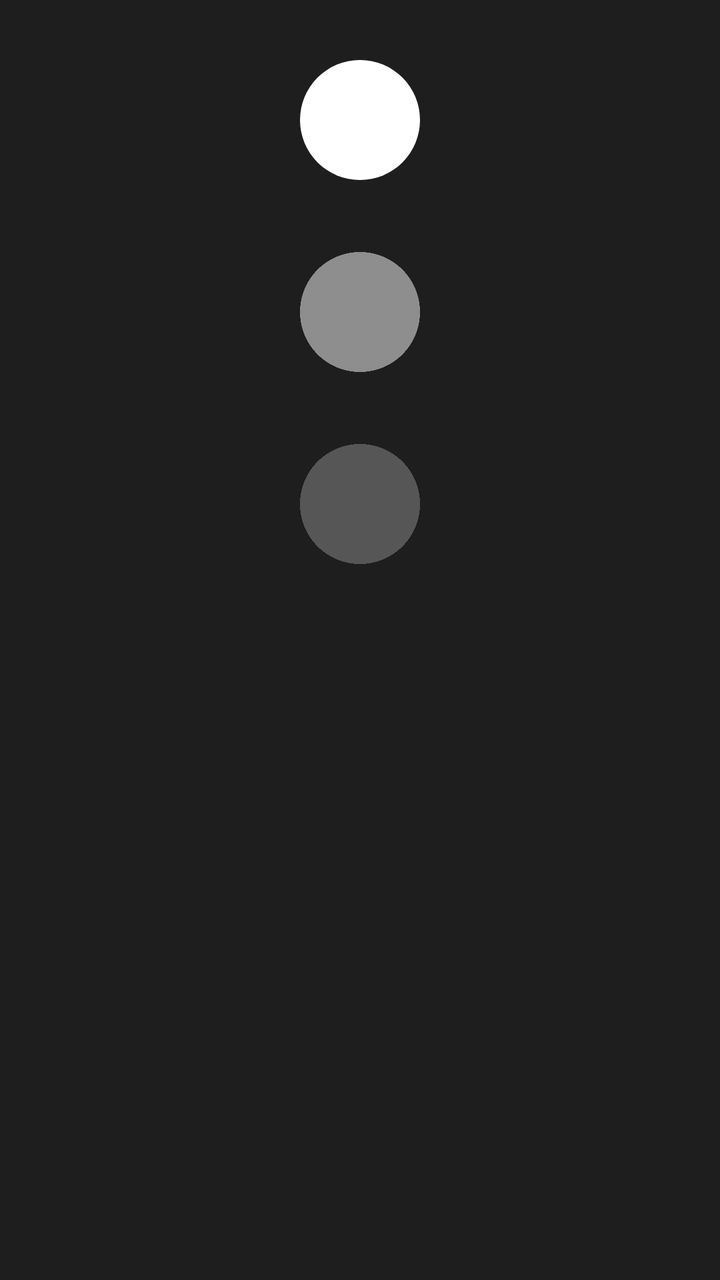
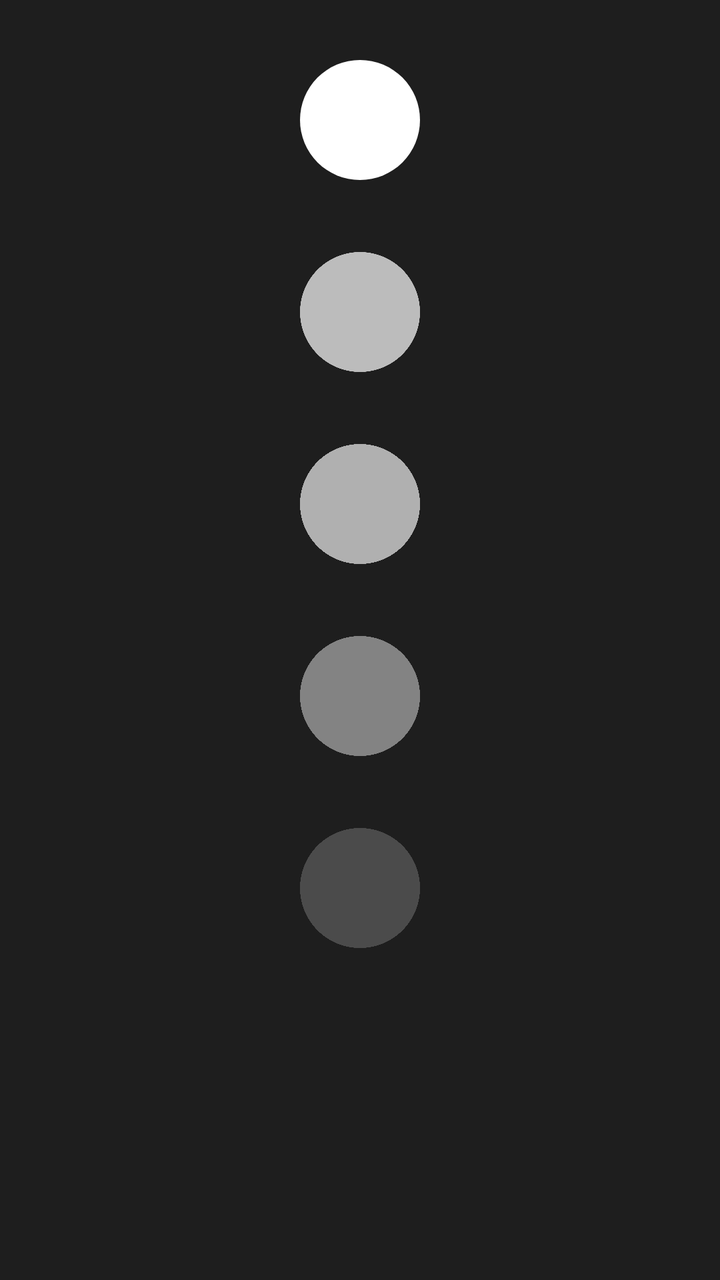

An Android layout rendered at two revisions. The XML below is the earlier revision; the diff shows what the commit changed to produce the second picture.
<!-- AndroidManifest.xml: activity theme Theme.TheLab -->
<!-- res/layout/activity_spring.xml -->
<?xml version="1.0" encoding="utf-8"?>
<androidx.constraintlayout.widget.ConstraintLayout xmlns:android="http://schemas.android.com/apk/res/android"
    xmlns:app="http://schemas.android.com/apk/res-auto"
    android:layout_width="match_parent"
    android:layout_height="match_parent"
    android:background="@color/default_dark">

    <ImageView
        android:id="@+id/imageView"
        android:layout_width="@dimen/ultra_big_margin_tablet"
        android:layout_height="@dimen/ultra_big_margin_tablet"
        android:layout_marginTop="@dimen/big_margin"
        app:layout_constraintEnd_toEndOf="parent"
        app:layout_constraintStart_toStartOf="parent"
        app:layout_constraintTop_toTopOf="parent"
        app:srcCompat="@drawable/ic_point" />

    <ImageView
        android:id="@+id/imageView2"
        android:layout_width="@dimen/ultra_big_margin_tablet"
        android:layout_height="@dimen/ultra_big_margin_tablet"
        android:layout_marginTop="@dimen/big_margin"
        android:alpha="0.5"
        app:layout_constraintEnd_toEndOf="parent"
        app:layout_constraintStart_toStartOf="parent"
        app:layout_constraintTop_toBottomOf="@id/imageView"
        app:srcCompat="@drawable/ic_point" />

    <ImageView
        android:id="@+id/imageView3"
        android:layout_width="@dimen/ultra_big_margin_tablet"
        android:layout_height="@dimen/ultra_big_margin_tablet"
        android:layout_marginTop="@dimen/big_margin"
        android:alpha="0.25"
        app:layout_constraintEnd_toEndOf="parent"
        app:layout_constraintStart_toStartOf="parent"
        app:layout_constraintTop_toBottomOf="@id/imageView2"
        app:srcCompat="@drawable/ic_point" />

</androidx.constraintlayout.widget.ConstraintLayout>
<!-- resources referenced by this layout -->
<resources>
  <color name="default_dark">#1E1E1E</color>
  <dimen name="big_margin">24dp</dimen>
  <dimen name="ultra_big_margin_tablet">72dp</dimen>
  <!-- drawable ic_point (drawable) -->
  <vector android:height="24dp" android:tint="#FFFFFF"
      android:viewportHeight="24" android:viewportWidth="24"
      android:width="24dp" xmlns:android="http://schemas.android.com/apk/res/android">
      <path android:fillColor="@android:color/white" android:pathData="M12,12m-10,0a10,10 0,1 1,20 0a10,10 0,1 1,-20 0"/>
  </vector>
  <style name="Theme.TheLab" parent="Theme.MaterialComponents.DayNight.DarkActionBar">
          
          <item name="colorPrimary">@color/purple_500</item>
          <item name="colorPrimaryVariant">@color/purple_700</item>
          <item name="colorOnPrimary">@color/white</item>
          
          <item name="colorSecondary">@color/teal_200</item>
          <item name="colorSecondaryVariant">@color/teal_700</item>
          <item name="colorOnSecondary">@color/black</item>
          
          
  
  
          <item name="android:textColor">@color/black</item>
  
          
          
          
          <item name="android:fontFamily">@font/samsungsans_thin</item>
          <item name="fontFamily">@font/samsungsans_thin
          </item> 
      </style>
  <color name="purple_500">#FF6200EE</color>
  <color name="purple_700">#FF3700B3</color>
  <color name="white">#ffffff</color>
  <color name="teal_200">#FF03DAC5</color>
  <color name="teal_700">#FF018786</color>
  <color name="black">#000000</color>
</resources>

<!-- the commit's change to res/layout/activity_spring.xml (unified diff, before → after) -->
@@ -20,7 +20,7 @@
         android:layout_width="@dimen/ultra_big_margin_tablet"
         android:layout_height="@dimen/ultra_big_margin_tablet"
         android:layout_marginTop="@dimen/big_margin"
-        android:alpha="0.5"
+        android:alpha="0.7"
         app:layout_constraintEnd_toEndOf="parent"
         app:layout_constraintStart_toStartOf="parent"
         app:layout_constraintTop_toBottomOf="@id/imageView"
@@ -31,10 +31,33 @@
         android:layout_width="@dimen/ultra_big_margin_tablet"
         android:layout_height="@dimen/ultra_big_margin_tablet"
         android:layout_marginTop="@dimen/big_margin"
-        android:alpha="0.25"
+        android:alpha="0.65"
         app:layout_constraintEnd_toEndOf="parent"
         app:layout_constraintStart_toStartOf="parent"
         app:layout_constraintTop_toBottomOf="@id/imageView2"
         app:srcCompat="@drawable/ic_point" />
 
+
+    <ImageView
+        android:id="@+id/imageView4"
+        android:layout_width="@dimen/ultra_big_margin_tablet"
+        android:layout_height="@dimen/ultra_big_margin_tablet"
+        android:layout_marginTop="@dimen/big_margin"
+        android:alpha="0.45"
+        app:layout_constraintEnd_toEndOf="parent"
+        app:layout_constraintStart_toStartOf="parent"
+        app:layout_constraintTop_toBottomOf="@id/imageView3"
+        app:srcCompat="@drawable/ic_point" />
+
+    <ImageView
+        android:id="@+id/imageView5"
+        android:layout_width="@dimen/ultra_big_margin_tablet"
+        android:layout_height="@dimen/ultra_big_margin_tablet"
+        android:layout_marginTop="@dimen/big_margin"
+        android:alpha="0.2"
+        app:layout_constraintEnd_toEndOf="parent"
+        app:layout_constraintStart_toStartOf="parent"
+        app:layout_constraintTop_toBottomOf="@id/imageView4"
+        app:srcCompat="@drawable/ic_point" />
+
 </androidx.constraintlayout.widget.ConstraintLayout>
